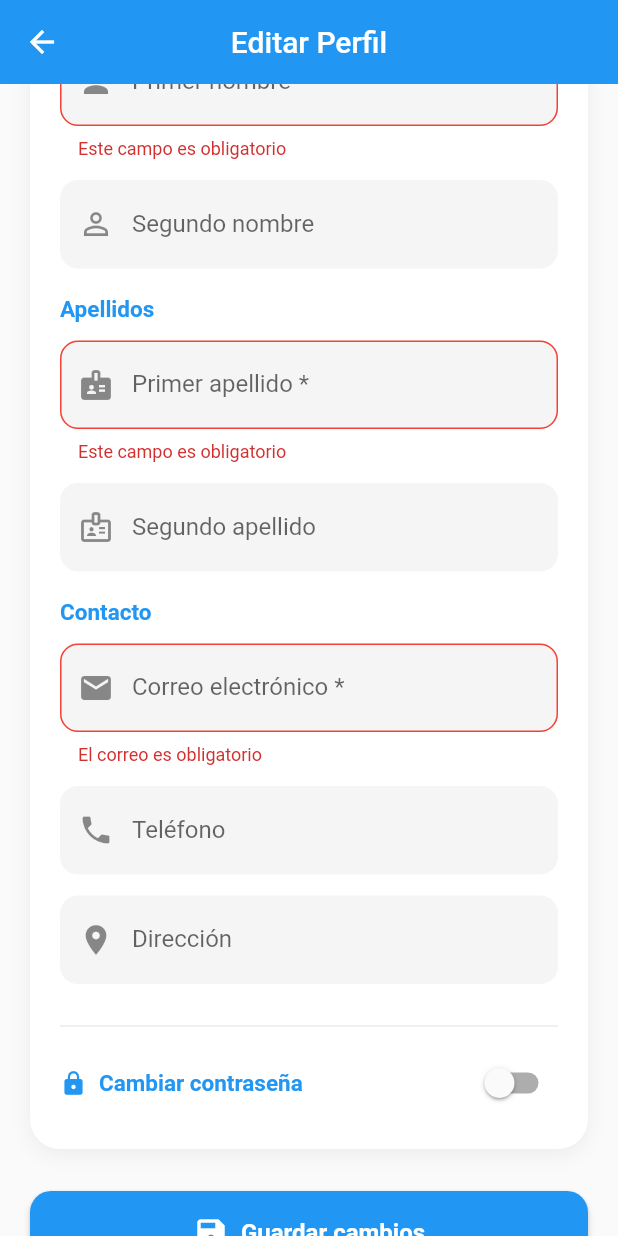
After one commit to sebitaxsz/ProyectoMovilFlutterDart, a Flutter app: the EditProfileScreen screen opened directly, scrolled down 233 dp, after a tap on "Guardar cambios", on a phone screen of 412 x 824 dp. The commit adds this screen. Run offline on Flutter 3.47's test engine with Material 3 defaults, Android fonts, the phone set to English and light mode, and no system bars; our stand-ins replace shared_preferences; accounts and stored records are empty; network calls fail.

Commit message:
subo cambios para el editar perfil

```diff
--- a/sga_optica_mobile/lib/views/cart.dart
+++ b/sga_optica_mobile/lib/views/cart.dart
@@ -607,7 +607,7 @@ class _CartScreenState extends State<CartScreen> {
                               ? const Text('No disponible',
                                   style: TextStyle(color: _kTextGrey))
                               : DropdownButtonFormField<int>(
-                                  value: _selectedPaymentTypeId,
+                                  initialValue: _selectedPaymentTypeId,
                                   decoration: InputDecoration(
                                     border: OutlineInputBorder(
                                       borderRadius:
--- /dev/null
+++ b/sga_optica_mobile/lib/views/edit_profile.dart
@@ -0,0 +1,383 @@
+import 'package:flutter/material.dart';
+import 'package:provider/provider.dart';
+import '../providers/auth_provider.dart';
+
+class EditProfileScreen extends StatefulWidget {
+  const EditProfileScreen({super.key});
+
+  @override
+  State<EditProfileScreen> createState() => _EditProfileScreenState();
+}
+
+class _EditProfileScreenState extends State<EditProfileScreen> {
+  final _formKey = GlobalKey<FormState>();
+
+  // Campos tabla Customer
+  final _firstNameCtrl        = TextEditingController();
+  final _secondNameCtrl       = TextEditingController();
+  final _firstLastNameCtrl    = TextEditingController();
+  final _secondLastNameCtrl   = TextEditingController();
+  final _phoneNumberCtrl      = TextEditingController();
+  final _emailCtrl            = TextEditingController();
+
+  // Campo tabla UserEntity
+  final _addressCtrl          = TextEditingController();
+
+  // Cambio de contraseña
+  final _currentPasswordCtrl  = TextEditingController();
+  final _newPasswordCtrl      = TextEditingController();
+  final _confirmPasswordCtrl  = TextEditingController();
+
+  bool _isLoading        = false;
+  bool _showPassword     = false;
+  bool _changePassword   = false; // El usuario activa este bloque cuando quiere cambiar la clave
+
+  @override
+  void initState() {
+    super.initState();
+    final user = context.read<AuthProvider>().currentUser;
+    final entity = user?.entity;
+
+    _firstNameCtrl.text      = entity?.first_name      ?? '';
+    _secondNameCtrl.text     = entity?.secondName      ?? '';
+    _firstLastNameCtrl.text  = entity?.last_name       ?? '';
+    _secondLastNameCtrl.text = entity?.secondLastName  ?? '';
+    _phoneNumberCtrl.text    = entity?.phone           ?? '';
+    _emailCtrl.text          = user?.username          ?? '';
+    _addressCtrl.text        = entity?.address         ?? '';
+  }
+
+  @override
+  void dispose() {
+    _firstNameCtrl.dispose();
+    _secondNameCtrl.dispose();
+    _firstLastNameCtrl.dispose();
+    _secondLastNameCtrl.dispose();
+    _phoneNumberCtrl.dispose();
+    _emailCtrl.dispose();
+    _addressCtrl.dispose();
+    _currentPasswordCtrl.dispose();
+    _newPasswordCtrl.dispose();
+    _confirmPasswordCtrl.dispose();
+    super.dispose();
+  }
+
+  Future<void> _saveChanges() async {
+    if (!_formKey.currentState!.validate()) return;
+
+    setState(() => _isLoading = true);
+
+    final auth = context.read<AuthProvider>();
+
+    // Construir el payload con todos los campos de Customer + UserEntity
+    final data = <String, dynamic>{
+      'firstName':      _firstNameCtrl.text.trim(),
+      'secondName':     _secondNameCtrl.text.trim(),
+      'firstLastName':  _firstLastNameCtrl.text.trim(),
+      'secondLastName': _secondLastNameCtrl.text.trim(),
+      'phoneNumber':    _phoneNumberCtrl.text.trim(),
+      'email':          _emailCtrl.text.trim(),
+      'address':        _addressCtrl.text.trim(),
+    };
+
+    // Añadir campos de contraseña solo si el usuario quiere cambiarla
+    if (_changePassword && _newPasswordCtrl.text.isNotEmpty) {
+      data['currentPassword']  = _currentPasswordCtrl.text;
+      data['newPassword']      = _newPasswordCtrl.text;
+      data['confirmNewPassword'] = _confirmPasswordCtrl.text;
+    }
+
+    final success = await auth.updateProfile(data);
+
+    if (!mounted) return;
+    setState(() => _isLoading = false);
+
+    if (success) {
+      ScaffoldMessenger.of(context).showSnackBar(
+        const SnackBar(
+          content: Text('Perfil actualizado correctamente'),
+          backgroundColor: Colors.green,
+        ),
+      );
+      Navigator.pop(context);
+    } else {
+      final msg = (auth.error ?? 'Error al actualizar el perfil')
+          .replaceAll('Exception: ', '');
+      ScaffoldMessenger.of(context).showSnackBar(
+        SnackBar(content: Text(msg), backgroundColor: Colors.red),
+      );
+    }
+  }
+
+  Widget _field({
+    required String label,
+    required TextEditingController controller,
+    required IconData icon,
+    bool required = false,
+    bool isPassword = false,
+    TextInputType keyboardType = TextInputType.text,
+    String? Function(String?)? validator,
+  }) {
+    return Padding(
+      padding: const EdgeInsets.only(bottom: 14),
+      child: TextFormField(
+        controller: controller,
+        keyboardType: keyboardType,
+        obscureText: isPassword && !_showPassword,
+        validator: validator ?? (v) {
+          if (required && (v == null || v.trim().isEmpty)) {
+            return 'Este campo es obligatorio';
+          }
+          return null;
+        },
+        decoration: InputDecoration(
+          labelText: label,
+          prefixIcon: Icon(icon),
+          suffixIcon: isPassword
+              ? IconButton(
+                  icon: Icon(_showPassword ? Icons.visibility_off : Icons.visibility),
+                  onPressed: () => setState(() => _showPassword = !_showPassword),
+                )
+              : null,
+          filled: true,
+          fillColor: Colors.grey[100],
+          border: OutlineInputBorder(
+            borderRadius: BorderRadius.circular(12),
+            borderSide: BorderSide.none,
+          ),
+          focusedBorder: OutlineInputBorder(
+            borderRadius: BorderRadius.circular(12),
+            borderSide: const BorderSide(color: Colors.blue, width: 1.5),
+          ),
+          errorBorder: OutlineInputBorder(
+            borderRadius: BorderRadius.circular(12),
+            borderSide: const BorderSide(color: Colors.red),
+          ),
+        ),
+      ),
+    );
+  }
+
+  Widget _sectionTitle(String text) => Padding(
+        padding: const EdgeInsets.only(bottom: 12, top: 4),
+        child: Text(
+          text,
+          style: const TextStyle(
+            fontSize: 15,
+            fontWeight: FontWeight.bold,
+            color: Colors.blue,
+          ),
+        ),
+      );
+
+  @override
+  Widget build(BuildContext context) {
+    return Scaffold(
+      appBar: AppBar(
+        title: const Text('Editar Perfil'),
+        centerTitle: true,
+        backgroundColor: Colors.blue,
+        foregroundColor: Colors.white,
+        elevation: 0,
+      ),
+      body: _isLoading
+          ? const Center(child: CircularProgressIndicator())
+          : SingleChildScrollView(
+              padding: const EdgeInsets.all(20),
+              child: Column(
+                children: [
+                  // Avatar
+                  Container(
+                    padding: const EdgeInsets.all(4),
+                    decoration: BoxDecoration(
+                      shape: BoxShape.circle,
+                      gradient: LinearGradient(
+                        colors: [Colors.blue, Colors.blue.shade200],
+                      ),
+                    ),
+                    child: const CircleAvatar(
+                      radius: 48,
+                      backgroundColor: Colors.white,
+                      child: Icon(Icons.person, size: 48, color: Colors.blue),
+                    ),
+                  ),
+                  const SizedBox(height: 24),
+
+                  // Tarjeta principal
+                  Container(
+                    padding: const EdgeInsets.all(20),
+                    decoration: BoxDecoration(
+                      color: Colors.white,
+                      borderRadius: BorderRadius.circular(20),
+                      boxShadow: [
+                        BoxShadow(
+                          color: Colors.grey.withOpacity(0.15),
+                          blurRadius: 10,
+                          offset: const Offset(0, 4),
+                        ),
+                      ],
+                    ),
+                    child: Form(
+                      key: _formKey,
+                      child: Column(
+                        crossAxisAlignment: CrossAxisAlignment.start,
+                        children: [
+                          // ── Nombres ──────────────────────────
+                          _sectionTitle('Nombres'),
+                          _field(
+                            label: 'Primer nombre *',
+                            controller: _firstNameCtrl,
+                            icon: Icons.person,
+                            required: true,
+                          ),
+                          _field(
+                            label: 'Segundo nombre',
+                            controller: _secondNameCtrl,
+                            icon: Icons.person_outline,
+                          ),
+
+                          // ── Apellidos ─────────────────────────
+                          _sectionTitle('Apellidos'),
+                          _field(
+                            label: 'Primer apellido *',
+                            controller: _firstLastNameCtrl,
+                            icon: Icons.badge,
+                            required: true,
+                          ),
+                          _field(
+                            label: 'Segundo apellido',
+                            controller: _secondLastNameCtrl,
+                            icon: Icons.badge_outlined,
+                          ),
+
+                          // ── Contacto ──────────────────────────
+                          _sectionTitle('Contacto'),
+                          _field(
+                            label: 'Correo electrónico *',
+                            controller: _emailCtrl,
+                            icon: Icons.email,
+                            keyboardType: TextInputType.emailAddress,
+                            validator: (v) {
+                              if (v == null || v.trim().isEmpty) return 'El correo es obligatorio';
+                              if (!v.contains('@')) return 'Ingresa un correo válido';
+                              return null;
+                            },
+                          ),
+                          _field(
+                            label: 'Teléfono',
+                            controller: _phoneNumberCtrl,
+                            icon: Icons.phone,
+                            keyboardType: TextInputType.phone,
+                          ),
+                          _field(
+                            label: 'Dirección',
+                            controller: _addressCtrl,
+                            icon: Icons.location_on,
+                          ),
+
+                          // ── Contraseña ────────────────────────
+                          const Divider(height: 28),
+                          Row(
+                            children: [
+                              const Icon(Icons.lock, color: Colors.blue, size: 18),
+                              const SizedBox(width: 8),
+                              const Text(
+                                'Cambiar contraseña',
+                                style: TextStyle(
+                                  fontWeight: FontWeight.bold,
+                                  color: Colors.blue,
+                                  fontSize: 15,
+                                ),
+                              ),
+                              const Spacer(),
+                              Switch(
+                                value: _changePassword,
+                                activeThumbColor: Colors.blue,
+                                onChanged: (v) => setState(() {
+                                  _changePassword = v;
+                                  if (!v) {
+                                    _currentPasswordCtrl.clear();
+                                    _newPasswordCtrl.clear();
+                                    _confirmPasswordCtrl.clear();
+                                  }
+                                }),
+                              ),
+                            ],
+                          ),
+
+                          if (_changePassword) ...[
+                            const SizedBox(height: 10),
+                            _field(
+                              label: 'Contraseña actual',
+                              controller: _currentPasswordCtrl,
+                              icon: Icons.lock_outline,
+                              isPassword: true,
+                              validator: (v) {
+                                if (_changePassword && (v == null || v.isEmpty)) {
+                                  return 'Ingresa tu contraseña actual';
+                                }
+                                return null;
+                              },
+                            ),
+                            _field(
+                              label: 'Nueva contraseña',
+                              controller: _newPasswordCtrl,
+                              icon: Icons.lock,
+                              isPassword: true,
+                              validator: (v) {
+                                if (_changePassword && (v == null || v.isEmpty)) {
+                                  return 'Ingresa la nueva contraseña';
+                                }
+                                if (_changePassword && v!.length < 6) {
+                                  return 'Mínimo 6 caracteres';
+                                }
+                                return null;
+                              },
+                            ),
+                            _field(
+                              label: 'Confirmar nueva contraseña',
+                              controller: _confirmPasswordCtrl,
+                              icon: Icons.lock,
+                              isPassword: true,
+                              validator: (v) {
+                                if (_changePassword && v != _newPasswordCtrl.text) {
+                                  return 'Las contraseñas no coinciden';
+                                }
+                                return null;
+                              },
+                            ),
+                          ],
+                        ],
+                      ),
+                    ),
+                  ),
+
+                  const SizedBox(height: 28),
+
+                  // Botón guardar
+                  SizedBox(
+                    width: double.infinity,
+                    child: ElevatedButton.icon(
+                      onPressed: _saveChanges,
+                      icon: const Icon(Icons.save),
+                      label: const Text(
+                        'Guardar cambios',
+                        style: TextStyle(fontSize: 16, fontWeight: FontWeight.bold),
+                      ),
+                      style: ElevatedButton.styleFrom(
+                        backgroundColor: Colors.blue,
+                        foregroundColor: Colors.white,
+                        padding: const EdgeInsets.symmetric(vertical: 16),
+                        shape: RoundedRectangleBorder(
+                          borderRadius: BorderRadius.circular(14),
+                        ),
+                      ),
+                    ),
+                  ),
+                  const SizedBox(height: 20),
+                ],
+              ),
+            ),
+    );
+  }
+}
--- a/sga_optica_mobile/lib/views/home.dart
+++ b/sga_optica_mobile/lib/views/home.dart
@@ -1,8 +1,6 @@
 import 'package:flutter/material.dart';
 import 'package:provider/provider.dart';
-import '../providers/auth_provider.dart';
 import '../providers/product_provider.dart';
-import '../providers/cart_provider.dart';
 import 'main_screen.dart';
 
 // ─────────────────────────────────────────────
--- a/sga_optica_mobile/lib/views/main_screen.dart
+++ b/sga_optica_mobile/lib/views/main_screen.dart
@@ -11,7 +11,7 @@ const Color _kPrimary     = Color(0xFF0964AF);
 const Color _kPrimaryDark = Color(0xFF054A82);
 
 class MainScreen extends StatefulWidget {
-  const MainScreen({Key? key}) : super(key: key);
+  const MainScreen({super.key});
 
   @override
   State<MainScreen> createState() => MainScreenState();
--- a/sga_optica_mobile/lib/views/product_detail.dart
+++ b/sga_optica_mobile/lib/views/product_detail.dart
@@ -9,8 +9,7 @@ import '../utils/constants.dart';
 class ProductDetailScreen extends StatefulWidget {
   final int productId;
 
-  const ProductDetailScreen({Key? key, required this.productId})
-      : super(key: key);
+  const ProductDetailScreen({super.key, required this.productId});
 
   @override
   State<ProductDetailScreen> createState() => _ProductDetailScreenState();
```
Also changed, not shown: sga_optica_mobile/lib/models/user_model.dart (+17 -8 lines), sga_optica_mobile/lib/providers/auth_provider.dart (+57 -4 lines), sga_optica_mobile/lib/services/api_service.dart (+45 -38 lines), sga_optica_mobile/lib/views/orders_screen.dart (+4 -4 lines), sga_optica_mobile/lib/views/profile.dart (+13 -0 lines).
